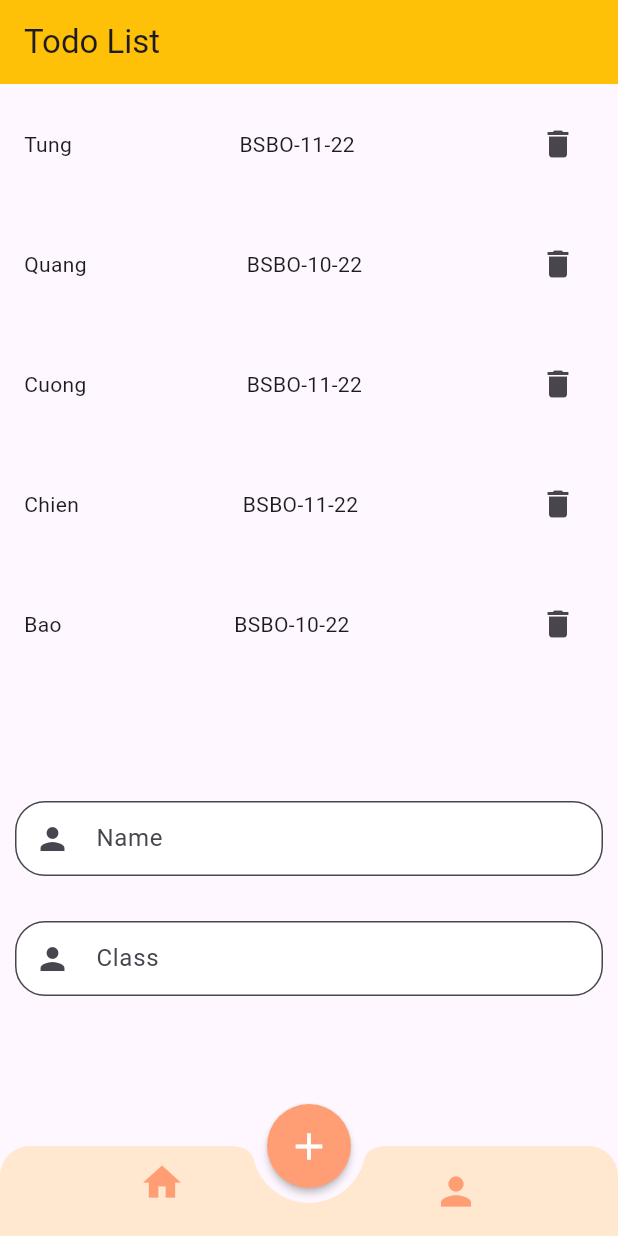
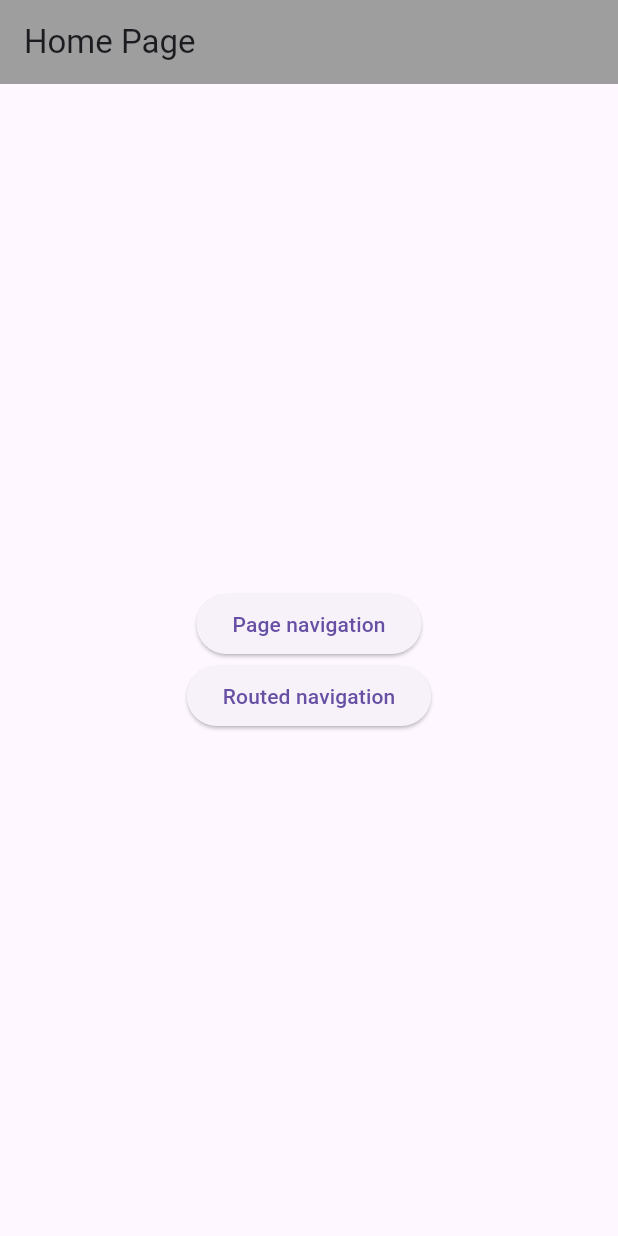
Before and after one commit to thanhtung25/prak4_Nguyen_BSBO-11-22, a Flutter app: the screen it shows after launch, on a phone screen of 412 x 824 dp. Run offline on Flutter 3.47's test engine with Material 3 defaults, Android fonts, the phone set to English and light mode, and no system bars; our stand-ins replace go_router.

Commit message:
add prak 6

```diff
--- a/lib/ListView_Separated.dart
+++ b/lib/ListView_Separated.dart
@@ -1,5 +1,7 @@
+// ignore: file_names
 import 'package:flutter/material.dart';
-import 'package:myapp/DataList.dart';
+
+import 'DataList.dart';
 
 class ListViewSeparated extends StatefulWidget{
   const ListViewSeparated({super.key});
--- /dev/null
+++ b/lib/homepage.dart
@@ -0,0 +1,30 @@
+import 'package:flutter/material.dart';
+import 'package:go_router/go_router.dart';
+import 'package:myapp/pageNavigation.dart';
+
+class HomePage extends StatelessWidget{
+  const HomePage({super.key});
+  @override
+  Widget build(BuildContext context) {
+    return Scaffold(
+      appBar: AppBar(
+        title: const Text("Home Page"),
+        backgroundColor: Colors.grey,
+
+      ),
+      body: Center(
+        child: Column(
+          mainAxisAlignment: MainAxisAlignment.center,
+          children: [
+            ElevatedButton(onPressed: (){
+              Navigator.push(context,MaterialPageRoute(builder: (context) => const pageNavigation(),));
+            },
+            child: const Text('Page navigation')),
+            ElevatedButton(onPressed: ()=>context.go('/RoutedNavigation'),
+            child: const Text('Routed navigation')),
+          ],
+        ),
+      ),
+    );
+  }
+}
--- a/lib/main.dart
+++ b/lib/main.dart
@@ -1,188 +1,61 @@
 import 'package:flutter/material.dart';
-import 'package:myapp/DataList.dart';
+import 'package:go_router/go_router.dart';
 import 'package:myapp/ListViewName.dart';
 import 'package:myapp/ListView_Separated.dart';
+import 'package:myapp/Screen_List.dart';
+import 'package:myapp/homepage.dart';
+import 'package:myapp/routednavigation.dart';
 
 void main() => runApp(const MyApp());
 
-class MyApp extends StatelessWidget {
+class MyApp extends StatefulWidget {
   const MyApp({super.key});
 
   @override
+  State<MyApp> createState() => _MyAppState();
+}
+
+class _MyAppState extends State<MyApp> {
+  @override
   Widget build(BuildContext context) {
-    return  const MaterialApp(
+    // return   const MaterialApp(
+    //   debugShowCheckedModeBanner: false,
+    //   home:HomePage(),
+    //   routes: {
+    //     '/list' :(context) => const ScreenList(),
+    //     '/listview' :(context) => const ListViewName(),
+    //     '/listviewseparated':(context) => const ListViewSeparated(),
+    //     '/lastpage':(context) => const LastPage()
+    //   },
+    // );
+    return MaterialApp.router(
       debugShowCheckedModeBanner: false,
-      home: MyHomePage(),
+      routerConfig: _router,
     );
   }
+
+  final GoRouter _router = GoRouter(
+     routes: <GoRoute>[
+      GoRoute(
+        routes:  <GoRoute>[
+          GoRoute(path: 'RoutedNavigation',
+            builder: (context, state) => const RoutedNavigation(),
+            routes: <GoRoute>[
+                  GoRoute(path: 'listview',
+                builder: (context, state) => const ListViewName(),
+              ),
+              GoRoute(path: 'listviewseparated',
+                builder: (context, state) => const ListViewSeparated(),
+              ),
+              GoRoute(path: 'list',
+                builder: (lastpage, state) => const ScreenList(),
+              ),
+            ]
+          ),
+        ],path: '/',
+        builder: (context, state) => const HomePage(),
+      )
+     ]
+    );
+
 }
-
-class MyHomePage extends StatefulWidget {
-  const MyHomePage({super.key});
-
-  @override
-  State<MyHomePage> createState() => _MyHomePageState();
-}
-
-class _MyHomePageState extends State<MyHomePage> {
-  final TextEditingController _nameController = TextEditingController();
-  final TextEditingController _classController = TextEditingController();
-  void addItem() {
-    setState(() {
-      items.add(Student(name: _nameController.text, classroom: _classController.text));
-    });
-  }
-
-  @override
-  Widget build(BuildContext context){
-    return Scaffold(
-      appBar: AppBar(
-        title: const Text("Todo List"),
-        backgroundColor: Colors.amber,
-      ),
-      body: Column(
-        children: [
-          Expanded(
-            child: SingleChildScrollView(
-              child: Column(
-                mainAxisAlignment: MainAxisAlignment.center,
-                children:
-                 items.map((item) => GestureDetector(
-                  child: Padding(
-                    padding: const EdgeInsets.all(16),
-                    child: Row(
-                      mainAxisAlignment: MainAxisAlignment.spaceBetween,
-                      children: [
-                        Text(item.name),
-                        Text(item.classroom),
-                        IconButton(
-                          onPressed: ()=> setState(() {
-                            items.remove(item);
-                          }),
-                          icon: const Icon(Icons.delete)
-                          )
-                      ],
-                    ),
-                  ),
-                 )
-                 ).toList(),
-              ),
-            ),
-          ),
-          Padding(
-                  padding:const EdgeInsets.fromLTRB(10,30,10,20),
-                  child: TextField(
-                    controller: _nameController,
-                    style:const TextStyle(
-                      fontFamily: 'Times New Roman',
-                      fontSize: 20,
-                      fontWeight: FontWeight.normal,
-                    ),
-                    decoration:const InputDecoration(
-                      fillColor: Colors.white,
-                      filled: true,
-                      contentPadding:EdgeInsets.all(10),
-                      labelText: "Name",
-                      prefixIcon:SizedBox(
-                        width: 50,child: Icon(Icons.person),
-                      ),
-                      border:OutlineInputBorder(
-                        borderRadius: BorderRadius.all(Radius.circular(20)),
-                        borderSide: BorderSide(color: Colors.white,width: 1)
-                      )
-                    ),
-                  ),
-                ),
-
-                 Padding(
-                  padding:const EdgeInsets.fromLTRB(10,10,10,100),
-                  child: TextField(
-                    controller: _classController,
-                    style:const TextStyle(
-                      fontFamily: 'Times New Roman',
-                      fontSize: 20,
-                      fontWeight: FontWeight.normal,
-                    ),
-                    decoration:const InputDecoration(
-                      fillColor: Colors.white,
-                      filled: true,
-                      contentPadding:EdgeInsets.all(10),
-                      labelText: "Class",
-                      prefixIcon:SizedBox(
-                        width: 50,child: Icon(Icons.person),
-                      ),
-                      border:OutlineInputBorder(
-                        borderRadius: BorderRadius.all(Radius.circular(20)),
-                        borderSide: BorderSide(color: Colors.white,width: 1)
-                      )
-                    ),
-                  ),
-                ),
-        ],
-      ),
-      floatingActionButton: FloatingActionButton(
-        backgroundColor: const Color(0xffFF9E74),
-        onPressed: addItem,
-        shape: RoundedRectangleBorder(borderRadius: BorderRadius.circular(50)),
-        elevation: 2.0,
-        child:  const Icon(
-          Icons.add,
-          size: 30,
-          color: Colors.white,
-        ),
-      ) ,
-      floatingActionButtonLocation: FloatingActionButtonLocation.centerDocked,
-      bottomNavigationBar: ClipRRect(
-        borderRadius: const BorderRadius.only(
-          topLeft: Radius.circular(20.0),
-          topRight: Radius.circular(20.0),
-        ),
-        child: BottomAppBar(
-          padding: const EdgeInsets.symmetric(horizontal: 10),
-          height: 60,
-          color: const Color(0xffFFE7D0),
-          elevation: 0,
-          notchMargin: 10,
-          shape: const CircularNotchedRectangle(),
-
-          child: Row(
-            mainAxisSize: MainAxisSize.max,
-            mainAxisAlignment: MainAxisAlignment.spaceAround,
-            children: <Widget>[
-            Column(
-              children: [
-                IconButton(
-                  icon: const Icon(
-                    Icons.home,
-                    color:  Color(0xffFF9E74),
-                    size: 30,
-                  ),
-                  onPressed: () {
-                    Navigator.push(
-                  context,
-                  MaterialPageRoute(builder: (context)=>const ListViewName())
-                );
-                  },
-                ),
-              ],
-            ),
-            IconButton(
-              icon: const Icon(
-                Icons.person,
-                color:  Color(0xffFF9E74),
-                size: 30,
-              ),
-              onPressed: () {
-                Navigator.push(
-                  context,
-                  MaterialPageRoute(builder: (context)=>const ListViewSeparated())
-                );
-              },
-            ),
-          ],
-        )
-      ),
-      ),
-    );
-  }
-}
--- a/pubspec.yaml
+++ b/pubspec.yaml
@@ -35,6 +35,8 @@ dependencies:
   # The following adds the Cupertino Icons font to your application.
   # Use with the CupertinoIcons class for iOS style icons.
   cupertino_icons: ^1.0.2
+  go_router: ^7.1.1
+  url_strategy:
 
 dev_dependencies:
   flutter_test:
```
Also changed, not shown: lib/Screen_List.dart (added, +122 -0 lines), lib/pageNavigation.dart (added, +57 -0 lines), lib/routednavigation.dart (added, +46 -0 lines), pubspec.lock.
